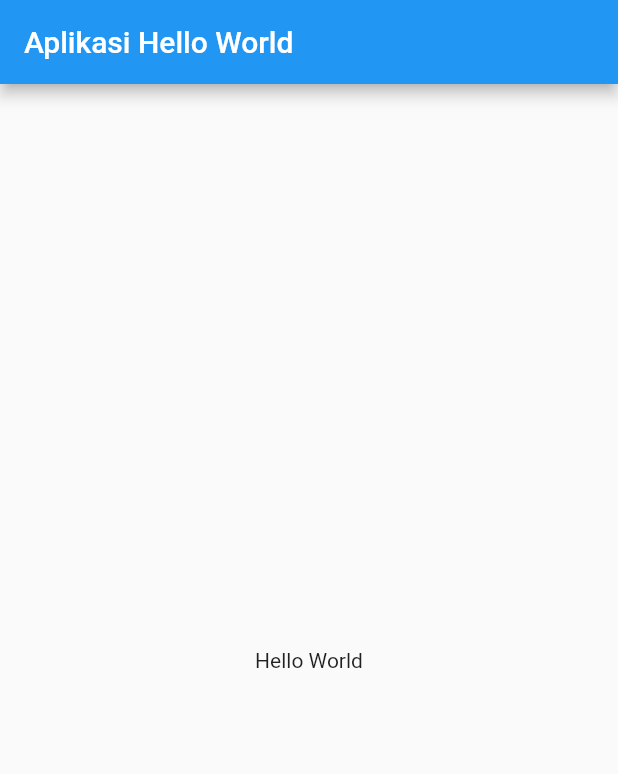
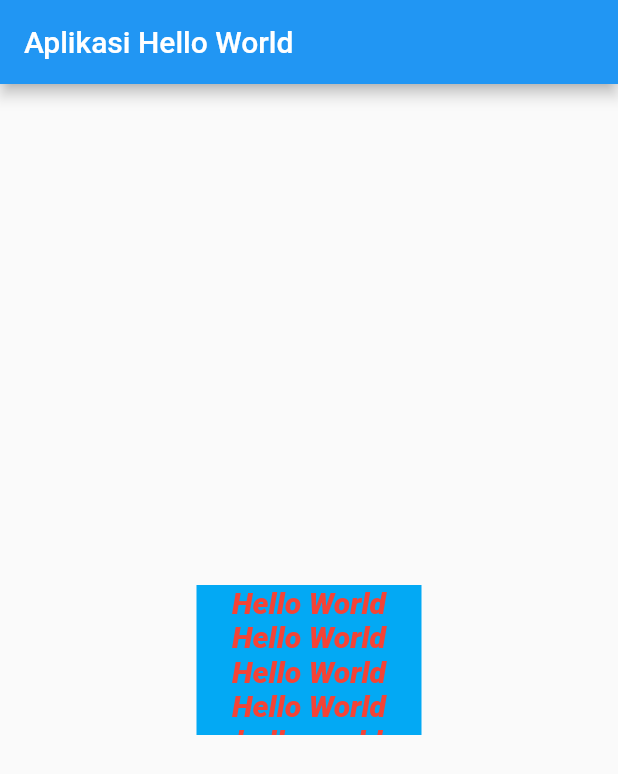
Before and after one commit to badrey19/belajar-flutter, a Flutter app: the screen it shows after launch, on a phone screen of 412 x 824 dp. Shown: the top 774 px of the screen. Run offline on Flutter 3.47's test engine with Material 2 defaults, Android fonts, the phone set to English and light mode, and no system bars.

Commit message:
belajar kedua, belajar text widget

```diff
--- a/hello_world/lib/main.dart
+++ b/hello_world/lib/main.dart
@@ -12,7 +12,20 @@ class myApp extends StatelessWidget {
         appBar: AppBar(
           title: Text('Aplikasi Hello World'),
         ),
-        body: Center(child: Text('Hello World')),
+        body: Center(
+            child: Container(
+                color: Colors.lightBlue,
+                width: 150,
+                height: 100,
+                child: Text(
+                  'Hello World Hello World Hello World Hello World hello world',
+                  textAlign: TextAlign.center,
+                  style: TextStyle(
+                      color: Colors.red,
+                      fontStyle: FontStyle.italic,
+                      fontWeight: FontWeight.w800,
+                      fontSize: 20),
+                ))),
       ),
     );
   }
```
